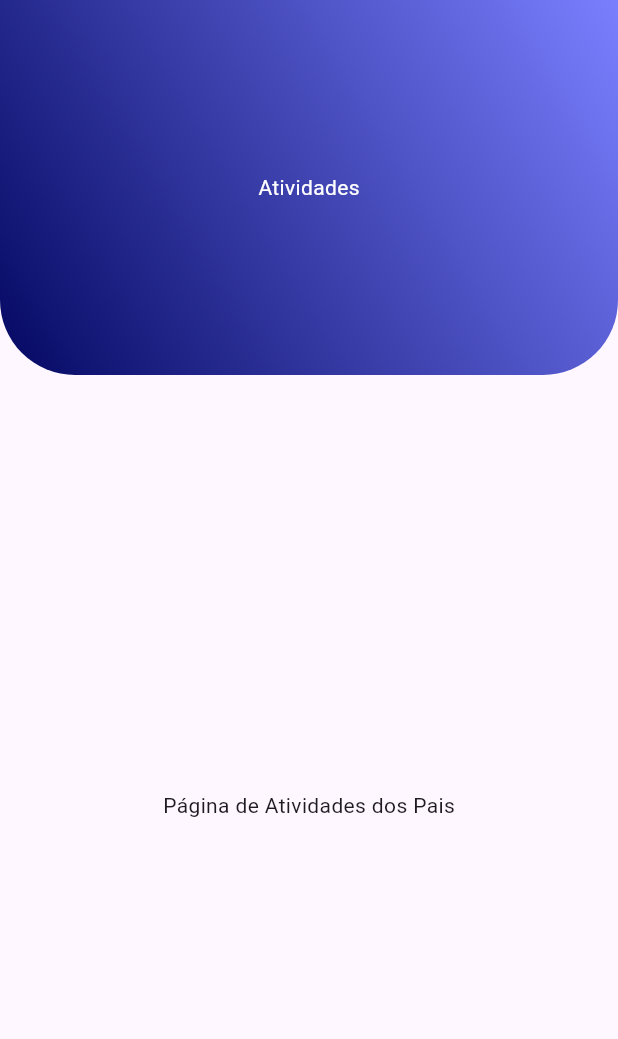
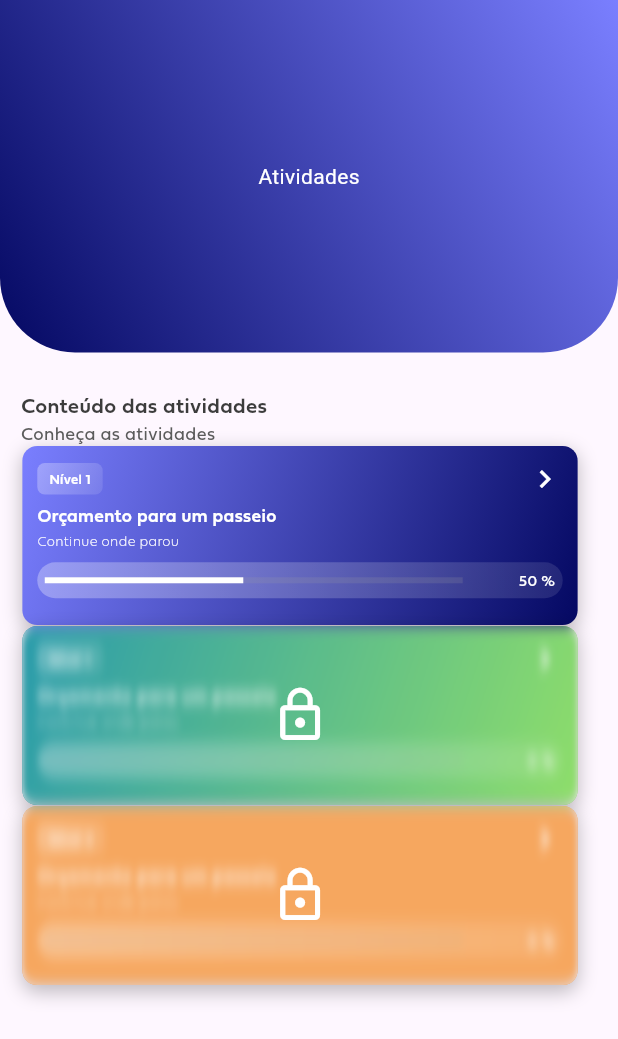
Before and after one commit to ianzin30/L-earn, a Flutter app: the ParentsActivitiesPage screen opened directly with empty values, on a phone screen of 412 x 824 dp. Shown: the top 1039 px of the screen. Run offline on Flutter 3.47's test engine with Material 3 defaults, Android fonts, the phone set to English and light mode, and no system bars.

Commit message:
feat: add activitieCard

```diff
--- a/learn/lib/pages/parentsPages/activitiesPage.dart
+++ b/learn/lib/pages/parentsPages/activitiesPage.dart
@@ -1,5 +1,7 @@
 import 'package:flutter/material.dart';
 import '/widgets/appBar.dart';
+import 'package:learn/widgets/activitieCard.dart';
+import 'package:learn/utils/activitiesList.dart';
 
 class ParentsActivitiesPage extends StatelessWidget {
   final ValueNotifier<double> pagePosition;
@@ -7,6 +9,8 @@ class ParentsActivitiesPage extends StatelessWidget {
   ParentsActivitiesPage({
     required this.pagePosition
   });
+
+  final List<ActivitieCard> atividades = activitiesList;
 
   @override
   Widget build(BuildContext context) {
@@ -18,9 +22,29 @@ class ParentsActivitiesPage extends StatelessWidget {
           Text('Atividades', style: TextStyle(color: Colors.white)),
         ]
       ),
-      body: const Center(
-        child: Text('Página de Atividades dos Pais'),
-      ),
+      body: Container(
+        padding: const EdgeInsets.fromLTRB(14, 25, 14, 0),
+        child: SingleChildScrollView(
+          child: Column(
+            crossAxisAlignment: CrossAxisAlignment.start,
+            children: [
+              const Text(
+                "Conteúdo das atividades",
+                style:  TextStyle(color: Color(0XFF3C3C3C), fontSize:14, fontFamily: "Fieldwork-Geo", fontWeight:FontWeight.w600),
+                textAlign: TextAlign.start,
+                ),
+                const Text(
+                "Conheça as atividades",
+                style:  TextStyle(color: Color(0XFF5C5C5C), fontSize:12, fontFamily: "Fieldwork-Geo", fontWeight:FontWeight.w400),
+                textAlign: TextAlign.center,
+                ),
+                Column(
+                  children: atividades,
+                )
+            ],
+          )
+        )
+      )
     );
   }
 }
--- /dev/null
+++ b/learn/lib/utils/activitiesList.dart
@@ -0,0 +1,32 @@
+import 'package:flutter/material.dart';
+import 'package:learn/widgets/activitieCard.dart';
+
+List<ActivitieCard> activitiesList = [
+   ActivitieCard(
+    level: 1,
+    title: "Orçamento para um passeio",
+    description:  "Continue onde parou",
+    progress: 50.0,
+    isLocked: false,
+    backgroundGradientColors: const  [Color(0XFF7A7FFF),Color(0xFF040862)],
+    levelGradientColors: [Colors.white.withOpacity(0.3), Colors.white.withOpacity(0.01)],
+  ),
+   ActivitieCard(
+    level: 1,
+    title: "Orçamento para um passeio",
+    description:  "Continue onde parou",
+    progress: 0.0,
+    isLocked: true,
+    backgroundGradientColors: const  [Color(0XFF1290A2),Color(0xFF82DA59)],
+    levelGradientColors: [Colors.white.withOpacity(0.8), Colors.white.withOpacity(0.2)],
+  ),
+  ActivitieCard(
+    level: 2,
+    title: "Orçamento para um passeio",
+    description:  "Continue onde parou",
+    progress: 0.0,
+    isLocked: true,
+    backgroundGradientColors: const  [Color(0XFFF59D4D),Color(0XFFF59D4D)],
+    levelGradientColors: [Colors.white.withOpacity(0.8), Colors.white.withOpacity(0.2)],
+  )
+];
--- /dev/null
+++ b/learn/lib/utils/boldSubString.dart
@@ -0,0 +1,37 @@
+import 'package:flutter/material.dart';
+
+extension BoldSubString on Text {
+  Text boldSubString(String target) {
+    final textSpans = List.empty(growable: true);
+    final escapedTarget = RegExp.escape(target);
+    final pattern = RegExp(escapedTarget, caseSensitive: false);
+    final matches = pattern.allMatches(data!);
+
+    int currentIndex = 0;
+    for (final match in matches) {
+      final beforeMatch = data!.substring(currentIndex, match.start);
+      if (beforeMatch.isNotEmpty) {
+        textSpans.add(TextSpan(text: beforeMatch));
+      }
+
+      final matchedText = data!.substring(match.start, match.end);
+      textSpans.add(
+        TextSpan(
+          text: matchedText,
+          style: const TextStyle(fontWeight: FontWeight.bold),
+        ),
+      );
+
+      currentIndex = match.end;
+    }
+
+    if (currentIndex < data!.length) {
+      final remainingText = data!.substring(currentIndex);
+      textSpans.add(TextSpan(text: remainingText));
+    }
+
+    return Text.rich(
+      TextSpan(children: <TextSpan>[...textSpans]),
+    );
+  }
+}
--- /dev/null
+++ b/learn/lib/widgets/activitieCard.dart
@@ -0,0 +1,208 @@
+import 'package:flutter/material.dart';
+import 'package:learn/utils/animatedProgressBar.dart';
+import 'dart:ui';
+
+class ActivitieCard extends StatefulWidget {
+  final int level;
+  final String title;
+  final String description;
+  final double progress;
+  final Color progressColor;
+  final bool isLocked;
+  final List<Color> backgroundGradientColors;
+  final List<Color> levelGradientColors;
+  final VoidCallback? onPressed;
+
+  ActivitieCard({
+    required this.level,
+    required this.title,
+    required this.description,
+    this.progress = 0.0,
+    this.isLocked = true,
+    this.backgroundGradientColors = const [Color(0XFF7A7FFF), Color(0xFF040862)],
+    this.levelGradientColors = const [Color(0xFFFFFFFF), Color(0xFFFFFFFF)],
+    this.progressColor = const Color(0XFFFFFFFF),
+    this.onPressed,
+  });
+
+  @override
+  _ActivitieCardState createState() => _ActivitieCardState();
+}
+
+class _ActivitieCardState extends State<ActivitieCard> with SingleTickerProviderStateMixin {
+  late AnimationController _animationController;
+  late Animation<double> _scaleAnimation;
+
+  @override
+  void initState() {
+    super.initState();
+    _animationController = AnimationController(
+      duration: const Duration(milliseconds: 100),
+      vsync: this,
+      lowerBound: 0.95,
+      upperBound: 1.05,
+    );
+    _scaleAnimation = CurvedAnimation(parent: _animationController, curve: Curves.easeInOut);
+    _animationController.addListener(() {
+      if (_animationController.isCompleted) {
+        _animationController.reverse();
+      }
+    });
+  }
+
+  @override
+  void dispose() {
+    _animationController.dispose();
+    super.dispose();
+  }
+
+  void _onTap() {
+    if (widget.onPressed != null) {
+      widget.onPressed!();
+    }
+    _animationController.forward();
+  }
+
+  @override
+  Widget build(BuildContext context) {
+    double screenWidth = MediaQuery.of(context).size.width - 40;
+    return GestureDetector(
+      onTap: _onTap,
+      child: ScaleTransition(
+        scale: _scaleAnimation,
+        child: Container(
+          width: screenWidth,
+          height: 120,
+          //padding: const EdgeInsets.all(10.0),
+          decoration: BoxDecoration(
+            borderRadius: BorderRadius.circular(10.0),
+            gradient: LinearGradient(
+              colors: widget.backgroundGradientColors,
+              begin: Alignment.topLeft,
+              end: Alignment.bottomRight,
+            ),
+            boxShadow: [
+              BoxShadow(
+                color: Colors.black.withOpacity(0.25),
+                offset: Offset(0, 4),
+                blurRadius: 10,
+              ),
+            ],
+          ),
+          child: Stack(
+        children: [
+         Container (
+          padding: EdgeInsets.all(10.0),
+           child: Column(
+            crossAxisAlignment: CrossAxisAlignment.start,
+            children: [
+              Row(
+                mainAxisAlignment: MainAxisAlignment.spaceBetween,
+                children: [
+                  Container(
+                    padding: const EdgeInsets.symmetric(horizontal: 8.0, vertical: 4.0),
+                    decoration: BoxDecoration(
+                      borderRadius: BorderRadius.circular(5.0),
+                      gradient: LinearGradient(
+                        colors: [Colors.white.withOpacity(0.3), Colors.white.withOpacity(0.1)],
+                        begin: Alignment.topLeft,
+                        end: Alignment.bottomRight,
+                      ),
+                    ),
+                    child: Text(
+                      "Nível ${widget.level}",
+                      style: const TextStyle(
+                        color: Colors.white,
+                        fontSize: 9,
+                        fontWeight: FontWeight.w600,
+                        fontFamily: "Fieldwork-Geo"
+                      ),
+                    ),
+                  ),
+                  Icon(Icons.chevron_right, color: Colors.white),
+                ],
+              ),
+              SizedBox(height: 4),
+              Text(
+                widget.title,
+                style: const TextStyle(
+                  fontFamily: "Fieldwork-Geo",
+                  fontSize: 12,
+                  fontWeight: FontWeight.w600,
+                  color: Color(0xFFFFFFFF),
+                ),
+              ),
+              SizedBox(height: 2),
+              Text(
+                widget.description,
+                style: const TextStyle(
+                  fontFamily: "Fieldwork-Geo",
+                  fontSize: 9,
+                  fontWeight: FontWeight.w200,
+                  color: Color(0xFFFFFFFF),
+                ),
+              ),
+              SizedBox(height: 8),
+              // Barra de progresso
+              Container(
+                padding: const EdgeInsets.all(5),
+                decoration: BoxDecoration(
+                  borderRadius: BorderRadius.circular(25.0),
+                  gradient: LinearGradient(
+                    colors: [Colors.white.withOpacity(0.3), Colors.white.withOpacity(0.1)],
+                    begin: Alignment.topLeft,
+                  )
+                ),
+                child: Row(
+                  mainAxisAlignment: MainAxisAlignment.spaceBetween,
+                  children: [
+                    Container(
+                      width: 280,
+                      child: AnimatedProgressBar(
+                        progress: widget.progress,
+                        maxProgress: 100,
+                        barColor: widget.progressColor,
+                      )
+                    ),
+                    const SizedBox(width: 2),
+                    Text(
+                      "${widget.progress.ceil()} %",
+                      style: const TextStyle(
+                        fontFamily: "Fieldwork-Geo",
+                        fontSize: 10,
+                        fontWeight: FontWeight.w400,
+                        color: Color(0xFFFFFFFF),
+                      )
+                    )
+                ],)
+
+              ),
+            ],
+          )
+         ),
+          if (widget.isLocked) ...[
+            Positioned.fill(
+              child: ClipRRect(
+                borderRadius: BorderRadius.circular(10.0),
+                child: BackdropFilter(
+                  filter: ImageFilter.blur(sigmaX: 2, sigmaY: 5),
+                  child: Container(
+                    alignment: Alignment.center,
+                    color: Colors.white.withOpacity(0.1),
+                    child: const Icon(
+                      Icons.lock_outline,
+                      color: Colors.white,
+                      size: 40,
+                    ),
+                  ),
+                ),
+              ),
+            ),
+          ],
+        ],
+      ),
+        ),
+      ),
+    );
+  }
+}
--- a/learn/lib/widgets/appBar.dart
+++ b/learn/lib/widgets/appBar.dart
@@ -45,5 +45,5 @@ class LearnAppBar extends StatelessWidget implements PreferredSizeWidget {
 
 
   @override
-  Size get preferredSize => Size.fromHeight(250);
+  Size get preferredSize => Size.fromHeight(235);
 }
```
